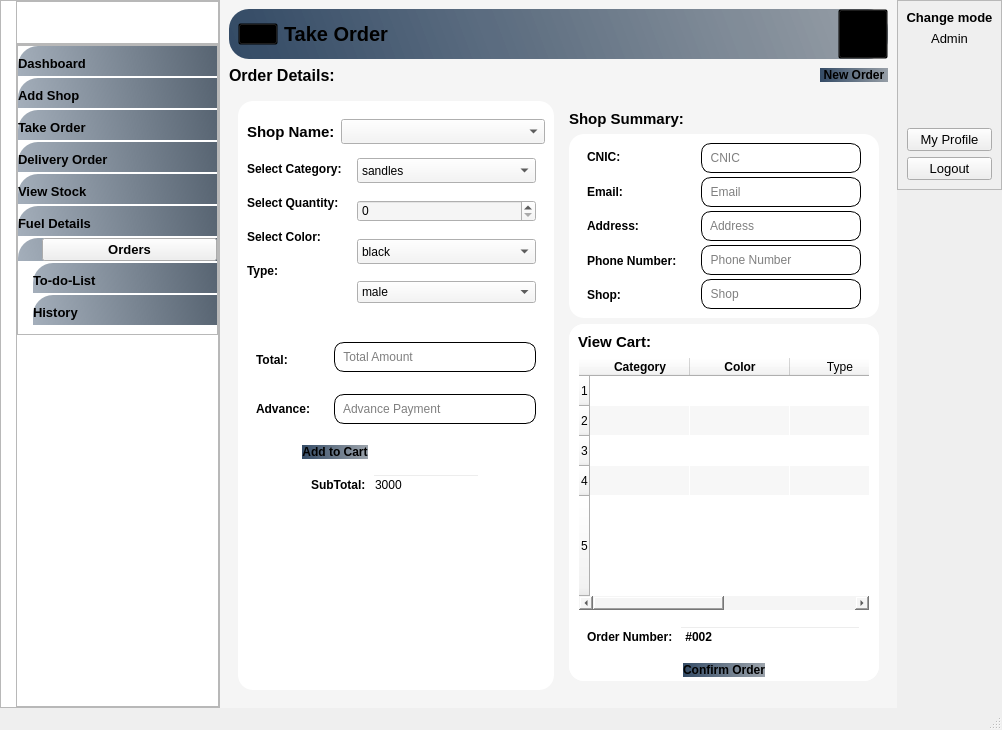
Above: Rider.ui from mukarramdaniel/Distribution-System_Python before the change. Below: the same form after it.
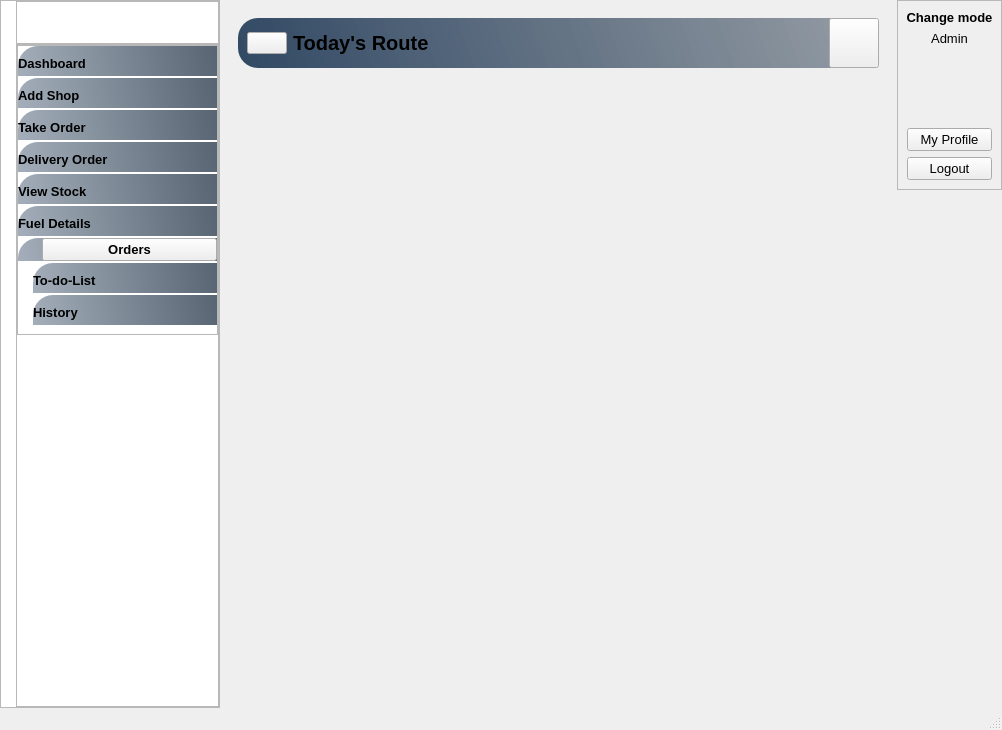
That is the form after the change. Icons and pictures are not drawn.

What changed in the file:
```diff
--- a/Rider.ui
+++ b/Rider.ui
@@ -614,7 +614,7 @@
        <number>1</number>
       </property>
       <property name="currentIndex">
-       <number>1</number>
+       <number>8</number>
       </property>
       <widget class="QWidget" name="page_DeliverOrder">
        <property name="styleSheet">
@@ -4785,6 +4785,145 @@
         </item>
        </layout>
       </widget>
+      <widget class="QWidget" name="page">
+       <property name="styleSheet">
+        <string notr="true">#HeaderFrame_14{
+
+background-color:qlineargradient(spread:pad,x1:0,y1:0.505682,x2:1,y2:0.477,stop:0 rgba(20,47,78,219),stop:1 rgba(85,98,112,150));
+ border-radius: 20px;
+
+}</string>
+       </property>
+       <layout class="QVBoxLayout" name="verticalLayout_54">
+        <item>
+         <widget class="QWidget" name="widget_82" native="true">
+          <layout class="QVBoxLayout" name="verticalLayout_55">
+           <item alignment="Qt::AlignTop">
+            <widget class="QWidget" name="HeaderFrame_14" native="true">
+             <property name="autoFillBackground">
+              <bool>false</bool>
+             </property>
+             <layout class="QHBoxLayout" name="horizontalLayout_76">
+              <property name="spacing">
+               <number>0</number>
+              </property>
+              <property name="leftMargin">
+               <number>0</number>
+              </property>
+              <property name="topMargin">
+               <number>0</number>
+              </property>
+              <property name="rightMargin">
+               <number>0</number>
+              </property>
+              <property name="bottomMargin">
+               <number>0</number>
+              </property>
+              <item alignment="Qt::AlignLeft">
+               <widget class="QWidget" name="widget_83" native="true">
+                <layout class="QHBoxLayout" name="horizontalLayout_80">
+                 <property name="topMargin">
+                  <number>0</number>
+                 </property>
+                 <property name="bottomMargin">
+                  <number>0</number>
+                 </property>
+                 <item>
+                  <widget class="QPushButton" name="menuBtn_15">
+                   <property name="text">
+                    <string/>
+                   </property>
+                   <property name="icon">
+                    <iconset resource="Resource.qrc">
+                     <normaloff>:/Black Icons/Graphics/featherBlack/menu.svg</normaloff>:/Black Icons/Graphics/featherBlack/menu.svg</iconset>
+                   </property>
+                   <property name="iconSize">
+                    <size>
+                     <width>24</width>
+                     <height>24</height>
+                    </size>
+                   </property>
+                  </widget>
+                 </item>
+                 <item>
+                  <widget class="QLabel" name="appHeader_15">
+                   <property name="font">
+                    <font>
+                     <pointsize>15</pointsize>
+                     <weight>75</weight>
+                     <bold>true</bold>
+                    </font>
+                   </property>
+                   <property name="text">
+                    <string>Today's Route</string>
+                   </property>
+                  </widget>
+                 </item>
+                </layout>
+               </widget>
+              </item>
+              <item>
+               <widget class="QWidget" name="widget_84" native="true">
+                <layout class="QHBoxLayout" name="horizontalLayout_93">
+                 <property name="spacing">
+                  <number>0</number>
+                 </property>
+                 <property name="leftMargin">
+                  <number>0</number>
+                 </property>
+                 <property name="topMargin">
+                  <number>0</number>
+                 </property>
+                 <property name="rightMargin">
+                  <number>0</number>
+                 </property>
+                 <property name="bottomMargin">
+                  <number>0</number>
+                 </property>
+                 <item alignment="Qt::AlignRight">
+                  <widget class="QPushButton" name="accountBtn_15">
+                   <property name="minimumSize">
+                    <size>
+                     <width>50</width>
+                     <height>50</height>
+                    </size>
+                   </property>
+                   <property name="text">
+                    <string/>
+                   </property>
+                   <property name="icon">
+                    <iconset resource="Resource.qrc">
+                     <normaloff>:/Black Icons/Graphics/featherBlack/user.svg</normaloff>:/Black Icons/Graphics/featherBlack/user.svg</iconset>
+                   </property>
+                   <property name="iconSize">
+                    <size>
+                     <width>32</width>
+                     <height>32</height>
+                    </size>
+                   </property>
+                  </widget>
+                 </item>
+                </layout>
+               </widget>
+              </item>
+             </layout>
+            </widget>
+           </item>
+           <item>
+            <widget class="QWidget" name="route" native="true">
+             <property name="sizePolicy">
+              <sizepolicy hsizetype="Preferred" vsizetype="Expanding">
+               <horstretch>0</horstretch>
+               <verstretch>0</verstretch>
+              </sizepolicy>
+             </property>
+            </widget>
+           </item>
+          </layout>
+         </widget>
+        </item>
+       </layout>
+      </widget>
      </widget>
     </item>
     <item>
```
Left out of the diff: 6 changed lines with no effect on the pictures.
